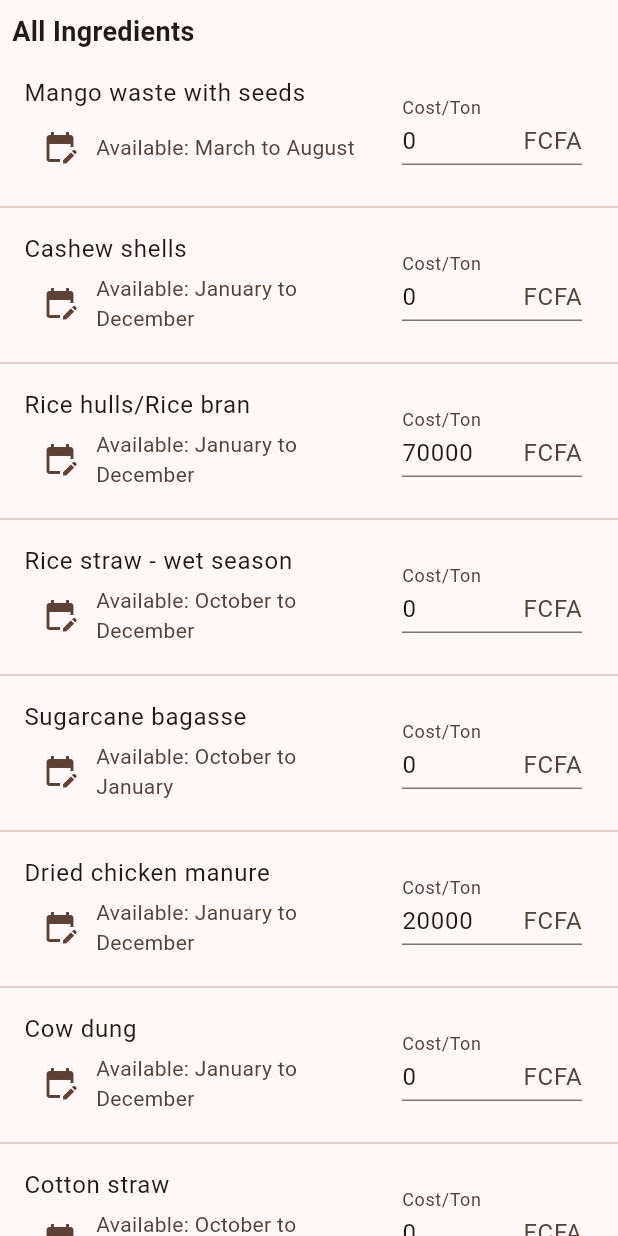
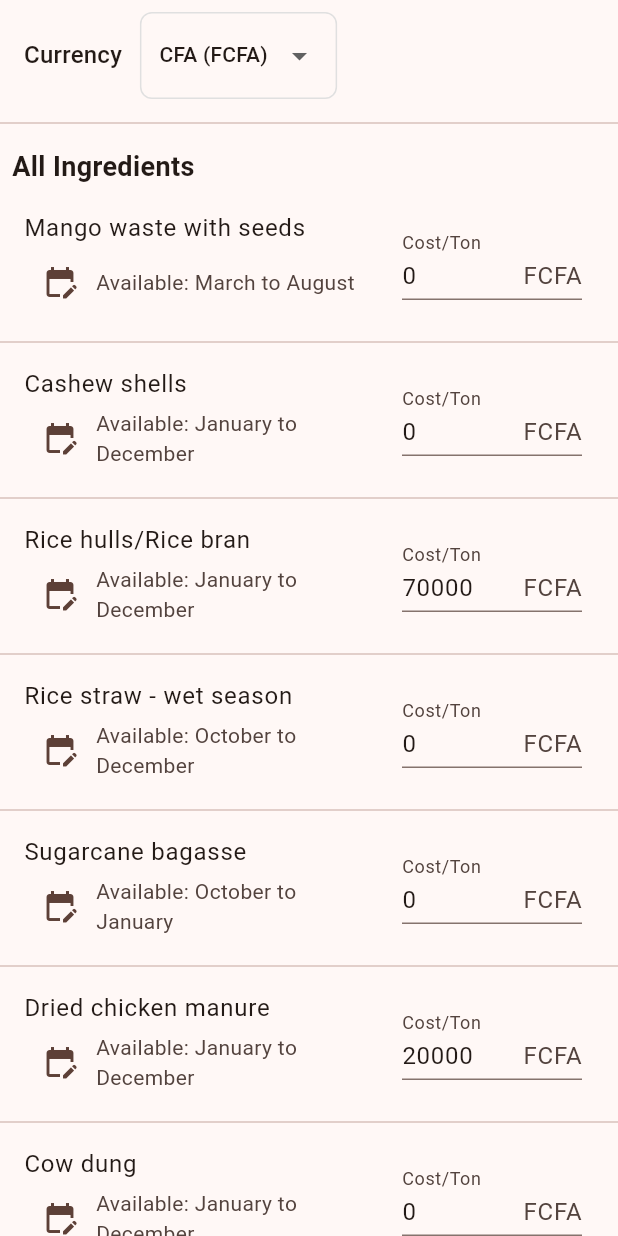
Before and after one commit to SomtochiUmeh/compostapp, a Flutter app: the PricesPage screen opened directly, on a phone screen of 412 x 824 dp. Run offline on Flutter 3.47's test engine with Material 3 defaults, Android fonts, the phone set to English and light mode, and no system bars; our stand-ins replace shared_preferences; accounts and stored records are empty.

Commit message:
Add multi-currency regional pricing system

```diff
--- a/lib/compost_state.dart
+++ b/lib/compost_state.dart
@@ -4,14 +4,19 @@ import '../services/persistence_manager.dart';
 import '../data/compost_components_data.dart';
 import './models/price_model.dart';
 import '../models/availability_model.dart';
+import '../constants/currency_constants.dart';
 
 class CompostState extends ChangeNotifier {
   final PersistenceManager persistenceManager;
   List<CompostComponent> components = [];
+  String _selectedCurrency = CurrencyConstants.defaultCurrency;
 
   CompostState(this.persistenceManager) {
     _loadSavedComponents();
+    _loadSelectedCurrency();
   }
+
+  String get selectedCurrency => _selectedCurrency;
 
   void _loadSavedComponents() async {
     final savedComponents = await persistenceManager.getSavedComponents();
@@ -21,6 +26,22 @@ class CompostState extends ChangeNotifier {
       components = CompostComponentsData.components;
     }
     notifyListeners();
+  }
+
+  void _loadSelectedCurrency() async {
+    final savedCurrency = await persistenceManager.getSelectedCurrency();
+    if (savedCurrency != null && CurrencyConstants.isCurrencySupported(savedCurrency)) {
+      _selectedCurrency = savedCurrency;
+      notifyListeners();
+    }
+  }
+
+  void setSelectedCurrency(String currency) async {
+    if (CurrencyConstants.isCurrencySupported(currency)) {
+      _selectedCurrency = currency;
+      await persistenceManager.setSelectedCurrency(currency);
+      notifyListeners();
+    }
   }
 
   void updateComponent(CompostComponent updatedComponent) {
@@ -40,15 +61,17 @@ class CompostState extends ChangeNotifier {
   }
 
   // Helper method to update price
-  void updateComponentPrice(String componentName, double newPrice) {
+  void updateComponentPrice(String componentName, double newPrice, {String currency = 'CFA'}) {
     final index =
         components.indexWhere((comp) => comp.getName() == componentName);
     if (index != -1) {
       final component = components[index];
 
-      final updatedPrice = Price(
-        pricePerTon: newPrice.round(),
-      );
+      // Use existing price or create new one, then set regional price
+      final currentPrice = component.price ?? Price(pricePerTon: 0);
+      final updatedPrice = currency == 'CFA'
+          ? currentPrice.updateCFAPrice(newPrice)  // Preserve regional prices when updating CFA
+          : currentPrice.withRegionalPrice(currency, newPrice);  // Set regional price
 
       final updatedComponent = CompostComponent(
         id: component.id,
--- /dev/null
+++ b/lib/constants/currency_constants.dart
@@ -0,0 +1,94 @@
+class CurrencyConstants {
+  // Base currency is CFA (rate = 1.0)
+  static const Map<String, Map<String, dynamic>> currencies = {
+    'CFA': {
+      'symbol': 'FCFA',
+      'rate': 1.0,
+      'name': 'West African CFA Franc',
+      'decimalPlaces': 0,
+    },
+    'USD': {
+      'symbol': '\$',
+      'rate': 0.0016,
+      'name': 'US Dollar',
+      'decimalPlaces': 2,
+    },
+    'EUR': {
+      'symbol': '€',
+      'rate': 0.0015,
+      'name': 'Euro',
+      'decimalPlaces': 2,
+    },
+    'GBP': {
+      'symbol': '£',
+      'rate': 0.0013,
+      'name': 'British Pound',
+      'decimalPlaces': 2,
+    },
+    'MWK': {
+      'symbol': 'MWK',
+      'rate': 1.75,
+      'name': 'Malawian Kwacha',
+      'decimalPlaces': 0,
+    },
+    'NGN': {
+      'symbol': '₦',
+      'rate': 1.33,
+      'name': 'Nigerian Naira',
+      'decimalPlaces': 0,
+    },
+    'GHS': {
+      'symbol': '₵',
+      'rate': 0.019,
+      'name': 'Ghanaian Cedi',
+      'decimalPlaces': 2,
+    },
+  };
+
+  static const String defaultCurrency = 'CFA';
+
+  /// Convert price from CFA (base currency) to target currency
+  static double convertFromCFA(double cfaPrice, String toCurrency) {
+    if (!currencies.containsKey(toCurrency)) {
+      throw ArgumentError('Currency $toCurrency not supported');
+    }
+    return cfaPrice * currencies[toCurrency]!['rate'];
+  }
+
+  /// Convert price from any currency back to CFA
+  static double convertToCFA(double price, String fromCurrency) {
+    if (!currencies.containsKey(fromCurrency)) {
+      throw ArgumentError('Currency $fromCurrency not supported');
+    }
+    return price / currencies[fromCurrency]!['rate'];
+  }
+
+  /// Format price with currency symbol and appropriate decimal places
+  static String formatPrice(double price, String currency) {
+    if (!currencies.containsKey(currency)) {
+      throw ArgumentError('Currency $currency not supported');
+    }
+
+    final currencyData = currencies[currency]!;
+    final symbol = currencyData['symbol'];
+    final decimalPlaces = currencyData['decimalPlaces'];
+
+    return '$symbol ${price.toStringAsFixed(decimalPlaces)}';
+  }
+
+  /// Get currency symbol
+  static String getCurrencySymbol(String currency) {
+    return currencies[currency]?['symbol'] ?? '';
+  }
+
+
+  /// Get list of all supported currency codes
+  static List<String> getSupportedCurrencies() {
+    return currencies.keys.toList();
+  }
+
+  /// Check if currency is supported
+  static bool isCurrencySupported(String currency) {
+    return currencies.containsKey(currency);
+  }
+}
--- a/lib/l10n/intl_ar.arb
+++ b/lib/l10n/intl_ar.arb
@@ -241,6 +241,10 @@
     "costPerTon": "التكلفة/طن",
     "@costPerTon": {
         "description": "Label for cost per unit input field"
+    },
+    "currency": "العملة",
+    "@currency": {
+        "description": "Label for currency selection"
     },
     "currencyFCFA": "فرنك إفريقي",
     "@currencyFCFA": {
--- a/lib/l10n/intl_en.arb
+++ b/lib/l10n/intl_en.arb
@@ -241,6 +241,10 @@
     "costPerTon": "Cost/Ton",
     "@costPerTon": {
         "description": "Label for cost per unit input field"
+    },
+    "currency": "Currency",
+    "@currency": {
+        "description": "Label for currency selection"
     },
     "currencyFCFA": "FCFA",
     "@currencyFCFA": {
--- a/lib/l10n/intl_fr.arb
+++ b/lib/l10n/intl_fr.arb
@@ -241,6 +241,10 @@
     "costPerTon": "Coût/tonne",
     "@costPerTon": {
         "description": "Label for cost per unit input field"
+    },
+    "currency": "Devise",
+    "@currency": {
+        "description": "Label for currency selection"
     },
     "currencyFCFA": "FCFA",
     "@currencyFCFA": {
--- a/lib/models/price_model.dart
+++ b/lib/models/price_model.dart
@@ -1,11 +1,76 @@
+import '../constants/currency_constants.dart';
+
 class Price {
-  final int pricePerTon;
+  final double pricePerTon; // Base CFA price
+  final Map<String, double>? regionalPrices; // Optional regional overrides
 
   Price({
     required this.pricePerTon,
+    this.regionalPrices,
   });
 
-  double calculatePrice(double amount) {
-    return (pricePerTon / 1000) * amount;
+  /// Get price for specific currency (regional if available, converted if not)
+  double getPriceForCurrency(String currency) {
+    if (currency == 'CFA') return pricePerTon;
+    if (regionalPrices?.containsKey(currency) == true) {
+      return regionalPrices![currency]!; // Use regional price
+    }
+    return CurrencyConstants.convertFromCFA(pricePerTon, currency); // Fallback to conversion
+  }
+
+  /// Set regional price for specific currency
+  Price withRegionalPrice(String currency, double price) {
+    final newRegionalPrices = Map<String, double>.from(regionalPrices ?? {});
+
+    if (currency == 'CFA') {
+      // If setting CFA, update base price and remove from regional
+      newRegionalPrices.remove('CFA');
+      return Price(
+        pricePerTon: price,
+        regionalPrices: newRegionalPrices.isEmpty ? null : newRegionalPrices,
+      );
+    }
+
+    newRegionalPrices[currency] = price;
+    return Price(
+      pricePerTon: pricePerTon,
+      regionalPrices: newRegionalPrices,
+    );
+  }
+
+  /// Clear regional price to fall back to CFA conversion
+  Price clearRegionalPrice(String currency) {
+    if (currency == 'CFA' || regionalPrices == null) return this;
+
+    final newRegional = Map<String, double>.from(regionalPrices!);
+    newRegional.remove(currency);
+
+    return Price(
+      pricePerTon: pricePerTon,
+      regionalPrices: newRegional.isEmpty ? null : newRegional,
+    );
+  }
+
+  /// Check if a currency has a regional override
+  bool hasRegionalPrice(String currency) {
+    return currency != 'CFA' && regionalPrices?.containsKey(currency) == true;
+  }
+
+  /// Check if a currency is "untouched" (using CFA conversion, not regional override)
+  bool isUntouchedCurrency(String currency) {
+    return currency != 'CFA' && !hasRegionalPrice(currency);
+  }
+
+  /// Update CFA price and preserve regional overrides
+  Price updateCFAPrice(double newCfaPrice) {
+    return Price(
+      pricePerTon: newCfaPrice,
+      regionalPrices: regionalPrices, // Keep all regional overrides unchanged
+    );
+  }
+
+  double calculatePrice(double amount, {String currency = 'CFA'}) {
+    final price = getPriceForCurrency(currency);
+    return (price / 1000) * amount;
   }
 }
--- a/lib/screens/price_page.dart
+++ b/lib/screens/price_page.dart
@@ -4,9 +4,68 @@ import '../compost_state.dart';
 import '../models/compost_component_model.dart';
 import '../generated/l10n.dart';
 import '../widgets/edit_availability_dialog.dart';
+import '../widgets/currency_selector.dart';
+import '../constants/currency_constants.dart';
 
-class PricesPage extends StatelessWidget {
+class PricesPage extends StatefulWidget {
   const PricesPage({super.key});
+
+  @override
+  State<PricesPage> createState() => _PricesPageState();
+}
+
+class _PricesPageState extends State<PricesPage> {
+  final Map<String, TextEditingController> _controllers = {};
+
+  @override
+  void dispose() {
+    for (var controller in _controllers.values) {
+      controller.dispose();
+    }
+    super.dispose();
+  }
+
+  /// Update controller text if it differs from expected value
+  void _updateControllerIfNeeded(String key, double newPrice, int decimalPlaces) {
+    if (_controllers.containsKey(key)) {
+      final expectedText = newPrice.toStringAsFixed(decimalPlaces);
+      if (_controllers[key]!.text != expectedText) {
+        _controllers[key]!.text = expectedText;
+      }
+    }
+  }
+
+  /// Update all controllers for untouched currencies when CFA base price changes
+  void _updateUntouchedControllers(List<CompostComponent> components, String currentCurrency) {
+    for (var component in components) {
+      for (var currency in CurrencyConstants.getSupportedCurrencies()) {
+        if (currency != currentCurrency && component.price?.isUntouchedCurrency(currency) == true) {
+          final key = '${component.getName()}_$currency';
+          final price = component.price!.getPriceForCurrency(currency);
+          final decimalPlaces = CurrencyConstants.currencies[currency]!['decimalPlaces'];
+          _updateControllerIfNeeded(key, price, decimalPlaces);
+        }
+      }
+    }
+  }
+
+  TextEditingController _getController(String componentName, CompostComponent component, String currency) {
+    final key = '${componentName}_$currency';
+    final price = component.price?.getPriceForCurrency(currency) ?? 0.0;
+    final decimalPlaces = CurrencyConstants.currencies[currency]!['decimalPlaces'];
+
+    // Always ensure controller has current value
+    if (!_controllers.containsKey(key)) {
+      _controllers[key] = TextEditingController(
+        text: price.toStringAsFixed(decimalPlaces),
+      );
+    } else {
+      // Update existing controller if the price has changed
+      _updateControllerIfNeeded(key, price, decimalPlaces);
+    }
+
+    return _controllers[key]!;
+  }
 
   Widget _buildSectionTitle(String title) {
     return Padding(
@@ -56,27 +115,50 @@ class PricesPage extends StatelessWidget {
           ),
           trailing: SizedBox(
             width: 120,
-            child: TextFormField(
-              initialValue: (component.price?.pricePerTon ?? 0).toString(),
-              decoration: InputDecoration(
-                labelText: S.of(context).costPerTon,
-                suffixText: S.of(context).currencyFCFA,
-                isDense: true,
-              ),
-              keyboardType:
-                  const TextInputType.numberWithOptions(decimal: true),
-              onChanged: (value) {
-                final newPrice = double.tryParse(value);
-                if (newPrice != null) {
-                  compostState.updateComponentPrice(
-                      component.getName(), newPrice);
-                }
-              },
-            ),
+            child: _buildPriceInput(component, compostState, context),
           ),
         ),
         const Divider(),
       ],
+    );
+  }
+
+  Widget _buildPriceInput(
+    CompostComponent component,
+    CompostState compostState,
+    BuildContext context,
+  ) {
+    final controller = _getController(
+      component.getName(),
+      component,
+      compostState.selectedCurrency,
+    );
+
+    return TextFormField(
+      key: ValueKey('${component.getName()}_${compostState.selectedCurrency}'),
+      controller: controller,
+      decoration: InputDecoration(
+        labelText: S.of(context).costPerTon,
+        suffixText: CurrencyConstants.getCurrencySymbol(compostState.selectedCurrency),
+        isDense: true,
+      ),
+      keyboardType: const TextInputType.numberWithOptions(decimal: true),
+      onChanged: (value) {
+        final newPrice = double.tryParse(value);
+        if (newPrice != null) {
+          // Save the price in the selected currency (regional pricing)
+          compostState.updateComponentPrice(
+            component.getName(),
+            newPrice,
+            currency: compostState.selectedCurrency,
+          );
+
+          // If this is a CFA price change, update controllers for untouched currencies
+          if (compostState.selectedCurrency == 'CFA') {
+            _updateUntouchedControllers(compostState.components, compostState.selectedCurrency);
+          }
+        }
+      },
     );
   }
 
@@ -108,6 +190,8 @@ class PricesPage extends StatelessWidget {
 
           return ListView(
             children: [
+              const CurrencySelector(),
+              const Divider(),
               _buildSectionTitle(S.of(context).allIngredients),
               ...components.map((component) =>
                   _buildComponentTile(component, compostState, context)),
--- /dev/null
+++ b/lib/widgets/currency_selector.dart
@@ -0,0 +1,58 @@
+import 'package:flutter/material.dart';
+import 'package:provider/provider.dart';
+import '../constants/currency_constants.dart';
+import '../compost_state.dart';
+import '../generated/l10n.dart';
+
+class CurrencySelector extends StatelessWidget {
+  const CurrencySelector({super.key});
+
+  @override
+  Widget build(BuildContext context) {
+    return Consumer<CompostState>(
+      builder: (context, compostState, child) {
+        return Container(
+          padding: const EdgeInsets.symmetric(horizontal: 16, vertical: 8),
+          child: Row(
+            mainAxisSize: MainAxisSize.min,
+            children: [
+              Text(
+                S.of(context).currency,
+                style: Theme.of(context).textTheme.titleMedium,
+              ),
+              const SizedBox(width: 12),
+              Container(
+                padding: const EdgeInsets.symmetric(horizontal: 12, vertical: 4),
+                decoration: BoxDecoration(
+                  border: Border.all(color: Colors.grey.shade300),
+                  borderRadius: BorderRadius.circular(8),
+                ),
+                child: DropdownButtonHideUnderline(
+                  child: DropdownButton<String>(
+                    value: compostState.selectedCurrency,
+                    onChanged: (String? newCurrency) {
+                      if (newCurrency != null) {
+                        compostState.setSelectedCurrency(newCurrency);
+                      }
+                    },
+                    items: CurrencyConstants.getSupportedCurrencies()
+                        .map<DropdownMenuItem<String>>((String currency) {
+                      final symbol = CurrencyConstants.getCurrencySymbol(currency);
+                      return DropdownMenuItem<String>(
+                        value: currency,
+                        child: Text(
+                          '$currency ($symbol)',
+                          style: const TextStyle(fontSize: 14),
+                        ),
+                      );
+                    }).toList(),
+                  ),
+                ),
+              ),
+            ],
+          ),
+        );
+      },
+    );
+  }
+}
--- a/lib/widgets/nutrient_totals_table.dart
+++ b/lib/widgets/nutrient_totals_table.dart
@@ -1,7 +1,10 @@
 import 'package:flutter/material.dart';
+import 'package:provider/provider.dart';
 import '../models/recipe_component_model.dart';
 import '../constants/compost_quality_standards.dart';
 import '../constants/nutrient_constants.dart';
+import '../constants/currency_constants.dart';
+import '../compost_state.dart';
 import '../generated/l10n.dart';
 
 class NutrientTotalsTable extends StatelessWidget {
@@ -107,6 +110,8 @@ class NutrientTotalsTable extends StatelessWidget {
     final totals = _calculateTotals();
     final nutrients = [...NutrientConstants.trackedNutrients];
 
+    return Consumer<CompostState>(
+      builder: (context, compostState, child) {
         return SingleChildScrollView(
           scrollDirection: Axis.horizontal,
           child: DataTable(
@@ -153,20 +158,23 @@ class NutrientTotalsTable extends StatelessWidget {
                   ),
                   if (components.any((comp) => comp.component.price != null))
                     DataCell(Text(
-                  _calculateTotalCost().toStringAsFixed(2),
+                      _calculateTotalCostInCurrency(compostState.selectedCurrency),
                     )),
                 ],
               ),
             ],
           ),
         );
+      },
+    );
   }
 
-  double _calculateTotalCost() {
-    return components.fold<double>(
+
+  String _calculateTotalCostInCurrency(String currency) {
+    final totalCost = components.fold<double>(
       0,
-      (total, comp) =>
-          total + (comp.component.price?.calculatePrice(comp.amount) ?? 0),
+      (total, comp) => total + (comp.component.price?.calculatePrice(comp.amount, currency: currency) ?? 0),
     );
+    return CurrencyConstants.formatPrice(totalCost, currency);
   }
 }
```
Also changed, not shown: lib/services/persistence_manager.dart (+19 -1 lines), lib/widgets/component_table.dart (+14 -6 lines), lib/generated/intl/messages_ar.dart, lib/generated/intl/messages_en.dart, lib/generated/intl/messages_fr.dart, lib/generated/l10n.dart, 5 other files. Lines whose indentation alone changed are shown as unchanged.
